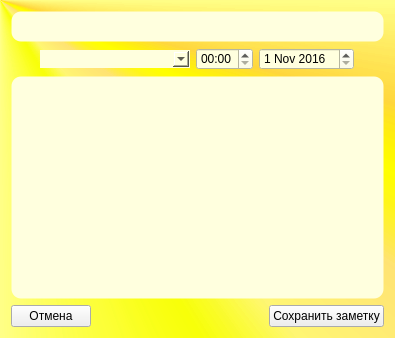
MattyMatiss/MattyNotesOld, file MattyNotes/addnotedialog.ui: the form before one commit.
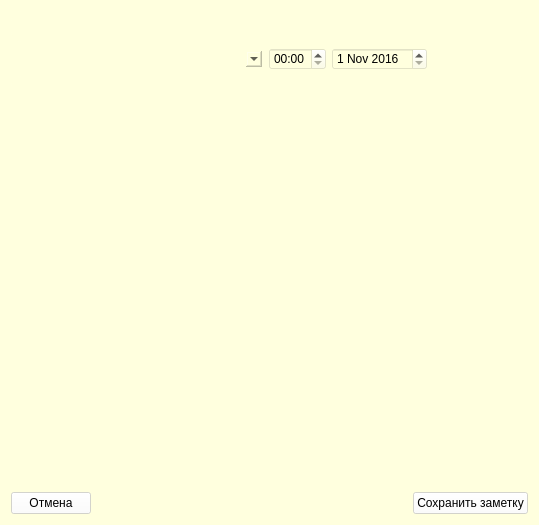
The form after the commit. Icons and pictures are not drawn.

Diff of the .ui file:
```diff
--- a/MattyNotes/addnotedialog.ui
+++ b/MattyNotes/addnotedialog.ui
@@ -6,15 +6,18 @@
    <rect>
     <x>0</x>
     <y>0</y>
-    <width>395</width>
-    <height>338</height>
+    <width>539</width>
+    <height>525</height>
    </rect>
   </property>
   <property name="windowTitle">
    <string>addNoteDialog</string>
   </property>
   <property name="styleSheet">
-   <string notr="true">#addNoteDialog  { background-color: qconicalgradient(cx:0, cy:0, angle:135, stop:0 rgba(255, 255, 0, 69), stop:0.375 rgba(255, 255, 0, 69), stop:0.423533 rgba(251, 255, 0, 145), stop:0.45 rgba(247, 255, 0, 208), stop:0.477581 rgba(255, 244, 71, 130), stop:0.518717 rgba(255, 218, 71, 130), stop:0.55 rgba(255, 255, 0, 255), stop:0.57754 rgba(255, 203, 0, 130), stop:0.625 rgba(255, 255, 0, 69), stop:1 rgba(255, 255, 0, 69)); }</string>
+   <string notr="true">QWidget#addNoteDialog { background-image: url(:/MattyNotes/NoteBackground600.png);
+background-repeat: no-repeat;
+background-size: cover; }
+QWidget { background-color: rgb(255, 255, 222) }</string>
   </property>
   <layout class="QGridLayout" name="gridLayout">
    <item row="0" column="0">
@@ -26,7 +29,7 @@
       </size>
      </property>
      <property name="styleSheet">
-      <string notr="true">background-color: rgb(255, 255, 222);
+      <string notr="true">background-color: rgba(255, 255, 222, 100);
 border: 1px solid transparent;
 border-radius: 10px</string>
      </property>
@@ -56,7 +59,7 @@
         </size>
        </property>
        <property name="styleSheet">
-        <string notr="true">background-color: rgb(255, 255, 222);
+        <string notr="true">background-color: rgba(255, 255, 222, 100);
 border: 1px solid transparent;</string>
        </property>
       </widget>
@@ -64,7 +67,7 @@
      <item>
       <widget class="QTimeEdit" name="eventTimeEdit">
        <property name="styleSheet">
-        <string notr="true">background-color: rgb(255, 255, 222);</string>
+        <string notr="true">background-color: rgba(255, 255, 222, 100);</string>
        </property>
        <property name="displayFormat">
         <string>HH:mm</string>
@@ -74,7 +77,7 @@
      <item>
       <widget class="QDateEdit" name="eventDateEdit">
        <property name="styleSheet">
-        <string notr="true">background-color: rgb(255, 255, 222);</string>
+        <string notr="true">background-color: rgba(255, 255, 222, 100);</string>
        </property>
        <property name="date">
         <date>
@@ -109,9 +112,9 @@
       </size>
      </property>
      <property name="styleSheet">
-      <string notr="true">background-color: rgb(255, 255, 222);
+      <string notr="true">QTextEdit {background-color: rgba(255, 255, 222, 100);
 border: 1px solid transparent;
-border-radius: 10px</string>
+border-radius: 10px}</string>
      </property>
     </widget>
    </item>
@@ -119,6 +122,9 @@
     <layout class="QHBoxLayout" name="horizontalLayout_5">
      <item>
       <widget class="QPushButton" name="cancelAddingNoteButton">
+       <property name="styleSheet">
+        <string notr="true">background-color: rgba(255, 255, 255, 150);</string>
+       </property>
        <property name="text">
         <string>Отмена</string>
        </property>
@@ -139,6 +145,9 @@
      </item>
      <item>
       <widget class="QPushButton" name="createNoteButton">
+       <property name="styleSheet">
+        <string notr="true">background-color: rgba(255, 255, 255, 150);</string>
+       </property>
        <property name="text">
         <string>Сохранить заметку</string>
        </property>
```
Left out of the diff: 5 changed lines with no effect on the pictures.
